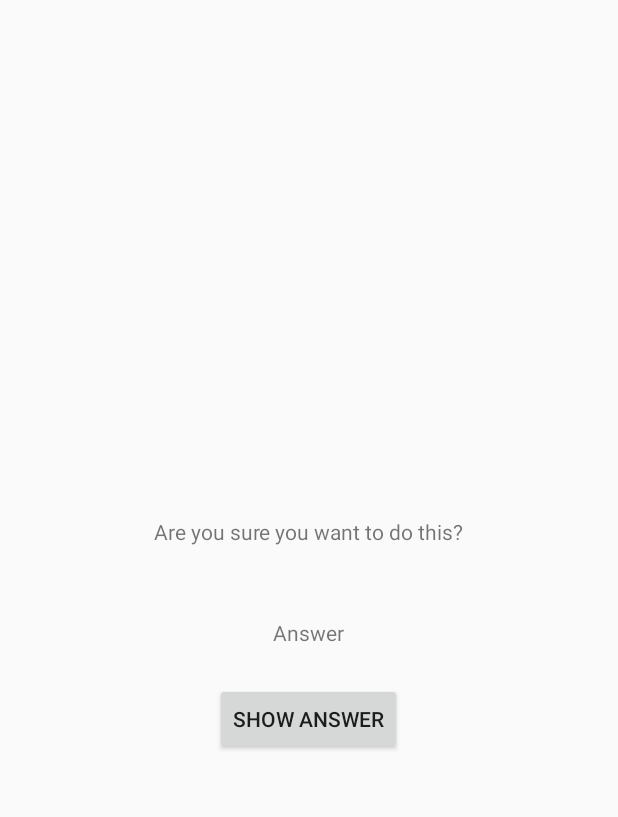
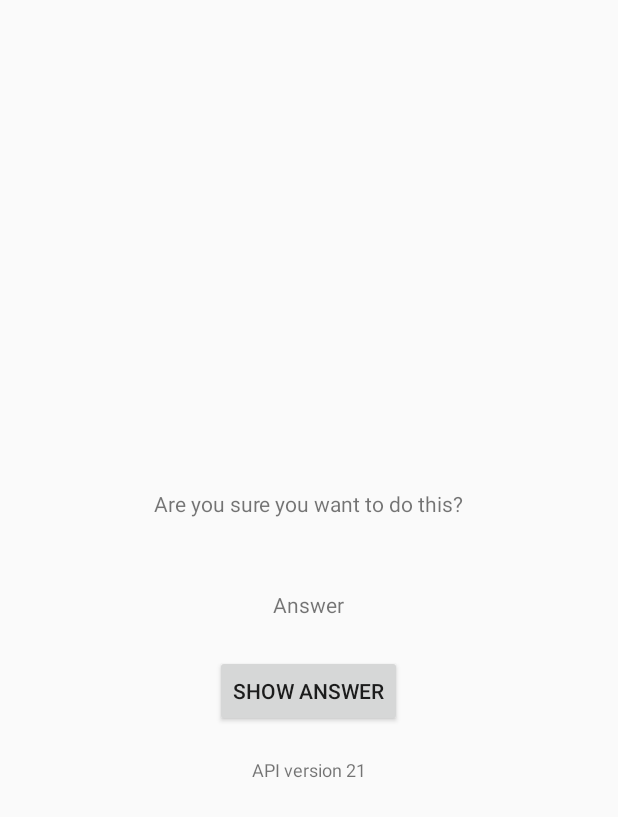
Before and after one commit to BogdanJava/android-quiz-app, an Android app: the layout activity_cheat.xml on its own in the app's theme, with its tools: preview values and no code run, on a phone screen of 412 x 824 dp. Shown: the top 817 px of the screen. Run offline under Robolectric (Android 15) with nearby library versions, the phone set to English and light mode, and no system bars.

Commit message:
final commit

```diff
--- a/app/src/main/res/layout/activity_cheat.xml
+++ b/app/src/main/res/layout/activity_cheat.xml
@@ -26,4 +26,12 @@
         android:layout_height="wrap_content"
         android:text="@string/show_answer_button" />
 
+    <TextView
+        android:id="@+id/api_level_text_view"
+        android:textSize="12sp"
+        android:layout_marginTop="20dp"
+        android:layout_width="wrap_content"
+        android:layout_height="wrap_content"
+        tools:text="API version 21" />
+
 </LinearLayout>
--- a/app/src/main/res/values/strings.xml
+++ b/app/src/main/res/values/strings.xml
@@ -29,4 +29,5 @@
     <string name="next_question_button_cd">Go to the next question</string>
     <string name="prev_question_button_cd">Go back to the previous question</string>
     <string name="title_activity_cheat">Cheat Activity</string>
+    <string name="api_level">API level %1$d</string>
 </resources>
```
Also changed, not shown: app/src/main/java/by/bogdan/geoquiz/controller/CheatActivity.java (+28 -1 lines).
